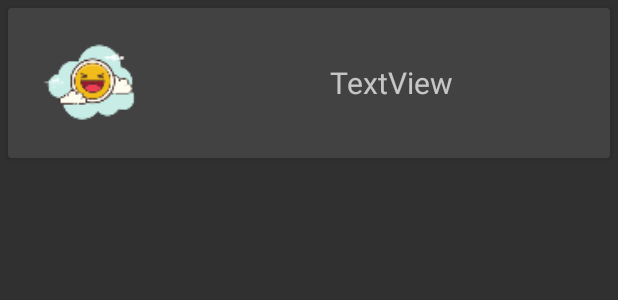
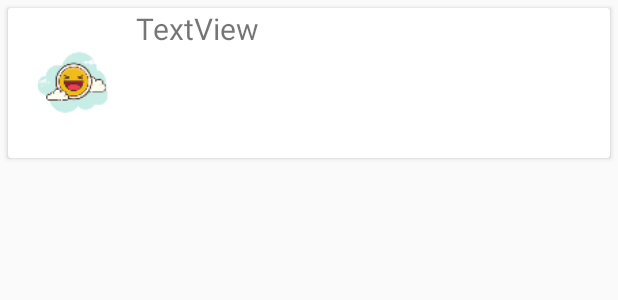
Before and after one commit to MoniGascaF/DiarioApp, an Android app: the layout marcador_view.xml on its own in the app's theme, with its tools: preview values and no code run, on a phone screen of 412 x 824 dp. Shown: the top 300 px of the screen. Run offline under Robolectric (Android 15) with nearby library versions, the phone set to English and light mode, and no system bars.

Commit message:
splash screen

```diff
--- a/DiarioAndroid/app/build.gradle
+++ b/DiarioAndroid/app/build.gradle
@@ -35,4 +35,5 @@ dependencies {
     implementation 'com.android.support:design:26.0.0-alpha1'
     implementation 'com.android.support:recyclerview-v7:26+'
     implementation 'com.android.support:cardview-v7:26.+'
+    implementation 'com.bignerdranch.android:expandablerecyclerview:3+'
 }
--- a/DiarioAndroid/app/src/main/AndroidManifest.xml
+++ b/DiarioAndroid/app/src/main/AndroidManifest.xml
@@ -18,8 +18,9 @@
         android:label="@string/app_name"
         android:roundIcon="@mipmap/emotion"
         android:supportsRtl="true"
-        android:theme="@style/Theme.AppCompat.NoActionBar">
-        <activity android:name=".MainActivity">
+        android:theme="@style/AppTheme">
+        <activity android:name=".MainActivity"
+            android:theme="@style/SplashTheme">>
             <intent-filter>
                 <action android:name="android.intent.action.MAIN" />
 
--- a/DiarioAndroid/app/src/main/java/edu/bajio/appdiario/MainActivity.java
+++ b/DiarioAndroid/app/src/main/java/edu/bajio/appdiario/MainActivity.java
@@ -36,6 +36,7 @@ public class MainActivity extends AppCompatActivity {
 
     @Override
     protected void onCreate(Bundle savedInstanceState) {
+        setTheme(R.style.AppTheme);
         super.onCreate(savedInstanceState);
         setContentView(R.layout.activity_main);
 
@@ -101,8 +102,8 @@ public class MainActivity extends AppCompatActivity {
         protected void onPreExecute() {
             super.onPreExecute();
 
-            pd.setTitle("Please wait...");
-            pd.show();
+            //pd.setTitle("Please wait...");
+            //pd.show();
         }
 
         @Override
--- /dev/null
+++ b/DiarioAndroid/app/src/main/res/drawable/splash.xml
@@ -0,0 +1,11 @@
+<?xml version="1.0" encoding="utf-8"?>
+<layer-list xmlns:android="http://schemas.android.com/apk/res/android">
+    <item android:drawable="@color/colorFlatButtonText"/>
+    <item android:width="50dp"
+        android:height="50dp"
+        android:gravity="center">
+        <bitmap
+            android:gravity="center"
+            android:src="@drawable/happy" />
+    </item>
+</layer-list>
--- a/DiarioAndroid/app/src/main/res/layout/marcador_view.xml
+++ b/DiarioAndroid/app/src/main/res/layout/marcador_view.xml
@@ -10,20 +10,23 @@
 
     <android.support.v7.widget.CardView
         android:layout_width="match_parent"
-        android:layout_height="match_parent"
+        android:layout_height="wrap_content"
         android:layout_marginBottom="5dp"
         android:layout_marginLeft="5dp"
         android:layout_marginRight="5dp"
         android:layout_marginTop="5dp">
+        <RelativeLayout
+            android:layout_width="match_parent"
+            android:layout_height="wrap_content">
 
         <LinearLayout
             android:layout_width="match_parent"
-            android:layout_height="match_parent"
+            android:layout_height="wrap_content"
             android:orientation="horizontal">
 
             <ImageView
                 android:id="@+id/imgGps"
-                android:layout_width="200dp"
+                android:layout_width="150dp"
                 android:layout_height="80dp"
                 android:layout_marginBottom="10dp"
                 android:layout_marginLeft="10dp"
@@ -34,7 +37,7 @@
 
             <LinearLayout
                 android:layout_width="match_parent"
-                android:layout_height="match_parent"
+                android:layout_height="wrap_content"
                 android:layout_weight="1"
                 android:gravity="center_vertical|center_horizontal"
                 android:orientation="vertical">
@@ -43,10 +46,12 @@
                     android:id="@+id/tvTitulo"
                     android:layout_width="match_parent"
                     android:layout_height="wrap_content"
-                    android:gravity="center_vertical|center_horizontal"
+                    android:gravity="center_vertical"
                     android:text="TextView"
-                    android:textSize="20dp" />
+                    android:textSize="20dp"
+                    android:layout_gravity="center"/>
             </LinearLayout>
         </LinearLayout>
+        </RelativeLayout>
     </android.support.v7.widget.CardView>
 </LinearLayout>
--- a/DiarioAndroid/app/src/main/res/values/colors.xml
+++ b/DiarioAndroid/app/src/main/res/values/colors.xml
@@ -1,7 +1,7 @@
 <?xml version="1.0" encoding="utf-8"?>
 <resources>
     <color name="colorPrimary">#3f51b5</color>
-    <color name="colorPrimaryDark">#303F9F</color>
+    <color name="colorPrimaryDark">#3847ac</color>
     <color name="colorAccent">#FF4081</color>
     <color name="colorRaisedButtonBackground">#3b577e</color>
     <color name="colorRaisedButtonBackgroundAcount">#709cda</color>
--- a/DiarioAndroid/app/src/main/res/values/styles.xml
+++ b/DiarioAndroid/app/src/main/res/values/styles.xml
@@ -3,8 +3,8 @@
     <!-- Base application theme. -->
     <style name="AppTheme" parent="Theme.AppCompat.Light.DarkActionBar">
         <!-- Customize your theme here. -->
-        <item name="colorPrimary">@color/colorPrimary</item>
-        <item name="colorPrimaryDark">@color/colorPrimaryDark</item>
+        <item name="colorPrimary">#3b577e</item>
+        <item name="colorPrimaryDark">#3b577e</item>
         <item name="colorAccent">@color/colorAccent</item>
     </style>
 
@@ -22,4 +22,8 @@
         <item name="android:textColor">@color/colorFlatButtonText </item>
     </style>
 
+    <style name="SplashTheme" parent="AppTheme">
+        <item name="android:windowBackground">@drawable/splash</item>
+    </style>
+
 </resources>
```
Also changed, not shown: DiarioAndroid/app/src/main/res/drawable/arrowdown.xml (added, +9 -0 lines), DiarioAndroid/app/src/main/res/drawable/happy.png (added).
